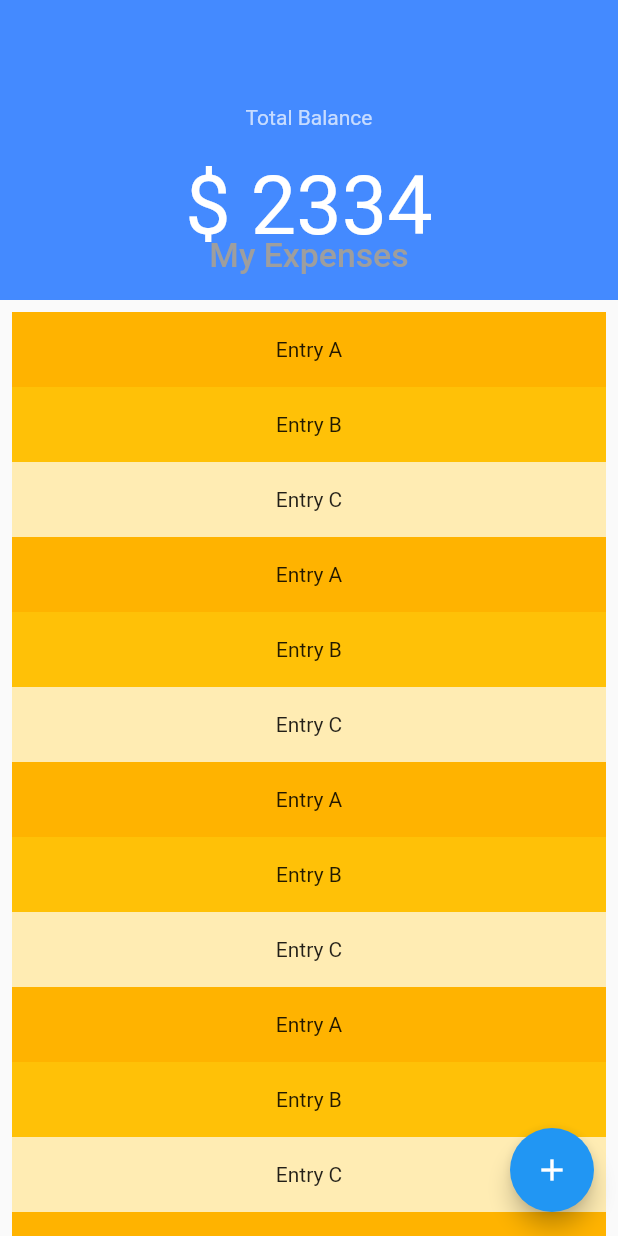
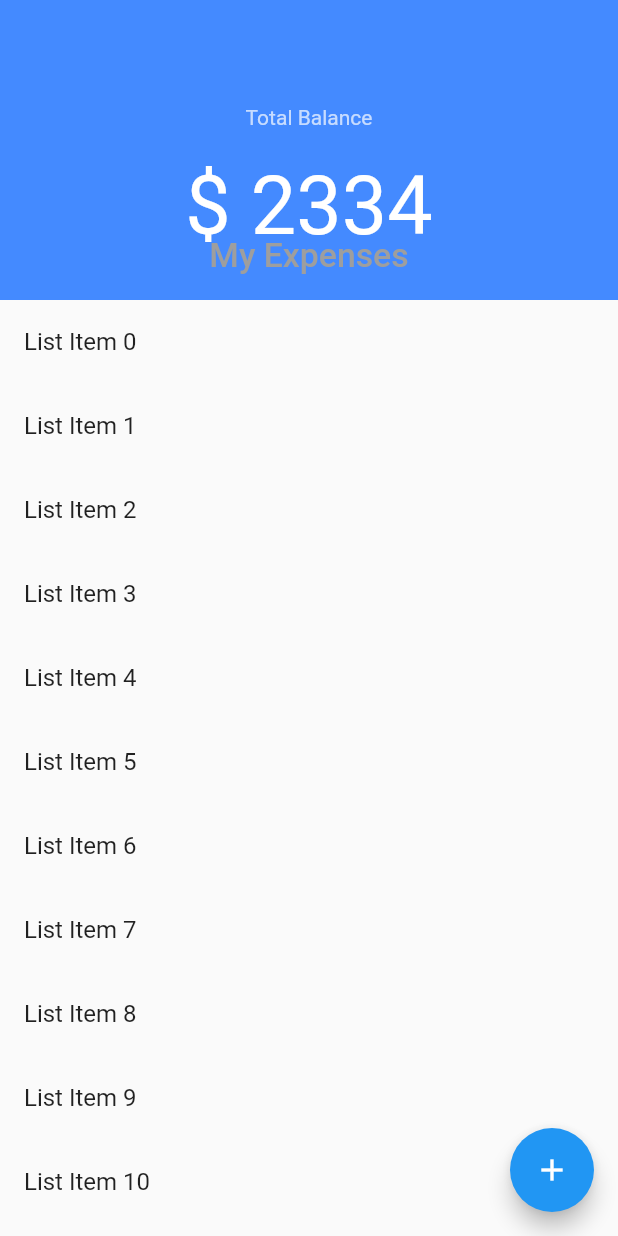
Before and after one commit to evansmwenda/Expensr, a Flutter app: the screen it shows after launch, on a phone screen of 412 x 824 dp. Run offline on Flutter 3.47's test engine with Material 2 defaults, Android fonts, the phone set to English and light mode, and no system bars.

Commit message:
changed impelementation of nested scrollview

```diff
--- a/lib/main.dart
+++ b/lib/main.dart
@@ -1,4 +1,4 @@
-import 'package:expensr/screens/Homepage.dart';
+import 'package:expensr/screens/homepage.dart';
 import 'package:expensr/screens/add_expense.dart';
 import 'package:flutter/material.dart';
 
--- a/lib/screens/Homepage.dart
+++ /dev/null
@@ -1,181 +0,0 @@
-import 'package:expensr/screens/add_expense.dart';
-import 'package:flutter/material.dart';
-
-class Homepage extends StatefulWidget {
-  static const routeName = '/';
-  @override
-  _HomepageState createState() => _HomepageState();
-}
-
-class _HomepageState extends State<Homepage> {
-  @override
-  Widget build(BuildContext context) {
-    return Scaffold(
-      body: NestedScrollView(
-          headerSliverBuilder: (BuildContext context, bool innerBoxIsScrolled) {
-            return <Widget>[
-              SliverAppBar(
-                expandedHeight: 200.0,
-                floating: false,
-                pinned: true,
-                flexibleSpace: FlexibleSpaceBar(
-                  centerTitle: true,
-                  title: Text("My Expenses",
-                      style: TextStyle(
-                        color: Colors.grey,
-                        fontSize: 15.0,
-                      )),
-                  background: Container(
-                    color: Colors.blueAccent,
-                    child: Column(
-                      children: [
-                        SizedBox(height: 70,),
-                        Text(
-                          'Total Balance',
-                          style: TextStyle(
-                            color: Colors.white70,
-                            fontSize: 14.0,
-                          ),
-                        ),
-                        SizedBox(
-                          height: 20,
-                        ),
-                        Text(
-                          '\$ 2334',
-                          style: TextStyle(
-                            color: Colors.white,
-                            fontSize: 54.0,
-                          ),
-                        ),
-                      ],
-                    ),
-                  ),
-                  // Image.network(
-                  //   "https://images.pexels.com/photos/396547/pexels-photo-396547.jpeg?auto=compress&cs=tinysrgb&h=350",
-                  //   fit: BoxFit.cover,
-                  // ),
-                ),
-              ),
-            ];
-          },
-          body: ListView(
-            padding: const EdgeInsets.all(8),
-            children: <Widget>[
-              Container(
-                height: 50,
-                color: Colors.amber[600],
-                child: const Center(child: Text('Entry A')),
-              ),
-              Container(
-                height: 50,
-                color: Colors.amber[500],
-                child: const Center(child: Text('Entry B')),
-              ),
-              Container(
-                height: 50,
-                color: Colors.amber[100],
-                child: const Center(child: Text('Entry C')),
-              ),
-              Container(
-                height: 50,
-                color: Colors.amber[600],
-                child: const Center(child: Text('Entry A')),
-              ),
-              Container(
-                height: 50,
-                color: Colors.amber[500],
-                child: const Center(child: Text('Entry B')),
-              ),
-              Container(
-                height: 50,
-                color: Colors.amber[100],
-                child: const Center(child: Text('Entry C')),
-              ),
-              Container(
-                height: 50,
-                color: Colors.amber[600],
-                child: const Center(child: Text('Entry A')),
-              ),
-              Container(
-                height: 50,
-                color: Colors.amber[500],
-                child: const Center(child: Text('Entry B')),
-              ),
-              Container(
-                height: 50,
-                color: Colors.amber[100],
-                child: const Center(child: Text('Entry C')),
-              ),
-              Container(
-                height: 50,
-                color: Colors.amber[600],
-                child: const Center(child: Text('Entry A')),
-              ),
-              Container(
-                height: 50,
-                color: Colors.amber[500],
-                child: const Center(child: Text('Entry B')),
-              ),
-              Container(
-                height: 50,
-                color: Colors.amber[100],
-                child: const Center(child: Text('Entry C')),
-              ),
-              Container(
-                height: 50,
-                color: Colors.amber[600],
-                child: const Center(child: Text('Entry A')),
-              ),
-              Container(
-                height: 50,
-                color: Colors.amber[500],
-                child: const Center(child: Text('Entry B')),
-              ),
-              Container(
-                height: 50,
-                color: Colors.amber[100],
-                child: const Center(child: Text('Entry C')),
-              ),
-              Container(
-                height: 50,
-                color: Colors.amber[600],
-                child: const Center(child: Text('Entry A')),
-              ),
-              Container(
-                height: 50,
-                color: Colors.amber[500],
-                child: const Center(child: Text('Entry B')),
-              ),
-              Container(
-                height: 50,
-                color: Colors.amber[100],
-                child: const Center(child: Text('Entry C')),
-              ),
-              Container(
-                height: 50,
-                color: Colors.amber[600],
-                child: const Center(child: Text('Entry A')),
-              ),
-              Container(
-                height: 50,
-                color: Colors.amber[500],
-                child: const Center(child: Text('Entry B')),
-              ),
-              Container(
-                height: 50,
-                color: Colors.amber[100],
-                child: const Center(child: Text('Entry C')),
-              ),
-            ],
-          ),
-        ),
-      floatingActionButton: FloatingActionButton(
-        onPressed: () {
-          Navigator.pushNamed(context, AddExpense.routeName);
-        },
-        tooltip: "Add Expense",
-        child: new Icon(Icons.add),
-      ),
-    );
-  }
-}
--- /dev/null
+++ b/lib/screens/homepage.dart
@@ -0,0 +1,82 @@
+import 'package:expensr/screens/add_expense.dart';
+import 'package:flutter/material.dart';
+
+class Homepage extends StatefulWidget {
+  static const routeName = '/';
+  @override
+  _HomepageState createState() => _HomepageState();
+}
+
+class _HomepageState extends State<Homepage> {
+  customScrollable() {
+    return CustomScrollView(
+      slivers: <Widget>[
+        SliverAppBar(
+          expandedHeight: 200.0,
+          floating: false,
+          pinned: true,
+          flexibleSpace: FlexibleSpaceBar(
+            centerTitle: true,
+            title: Text("My Expenses",
+                style: TextStyle(
+                  color: Colors.grey,
+                  fontSize: 15.0,
+                )),
+            background: Container(
+              color: Colors.blueAccent,
+              child: Column(
+                children: [
+                  SizedBox(
+                    height: 70,
+                  ),
+                  Text(
+                    'Total Balance',
+                    style: TextStyle(
+                      color: Colors.white70,
+                      fontSize: 14.0,
+                    ),
+                  ),
+                  SizedBox(
+                    height: 20,
+                  ),
+                  Text(
+                    '\$ 2334',
+                    style: TextStyle(
+                      color: Colors.white,
+                      fontSize: 54.0,
+                    ),
+                  ),
+                ],
+              ),
+            ),
+            // Image.network(
+            //   "https://images.pexels.com/photos/396547/pexels-photo-396547.jpeg?auto=compress&cs=tinysrgb&h=350",
+            //   fit: BoxFit.cover,
+            // ),
+          ),
+        ),
+        SliverList(
+          delegate: SliverChildBuilderDelegate(
+            (context, index) => ListTile(
+              title: Text("List Item $index"),
+            ),
+          ),
+        ),
+      ],
+    );
+  }
+
+  @override
+  Widget build(BuildContext context) {
+    return Scaffold(
+      body: customScrollable(),
+      floatingActionButton: FloatingActionButton(
+        onPressed: () {
+          Navigator.pushNamed(context, AddExpense.routeName);
+        },
+        tooltip: "Add Expense",
+        child: new Icon(Icons.add),
+      ),
+    );
+  }
+}
```
Also changed, not shown: pubspec.lock, 1 other file.
